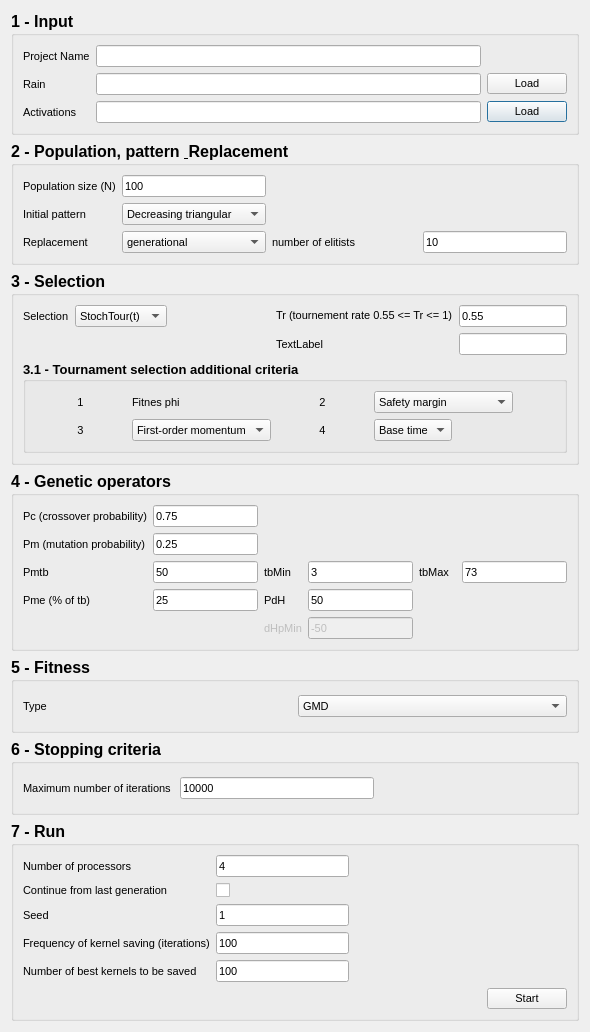
First picture: the form in dialog.ui, repository alessioderango/SAKe, before the edit.
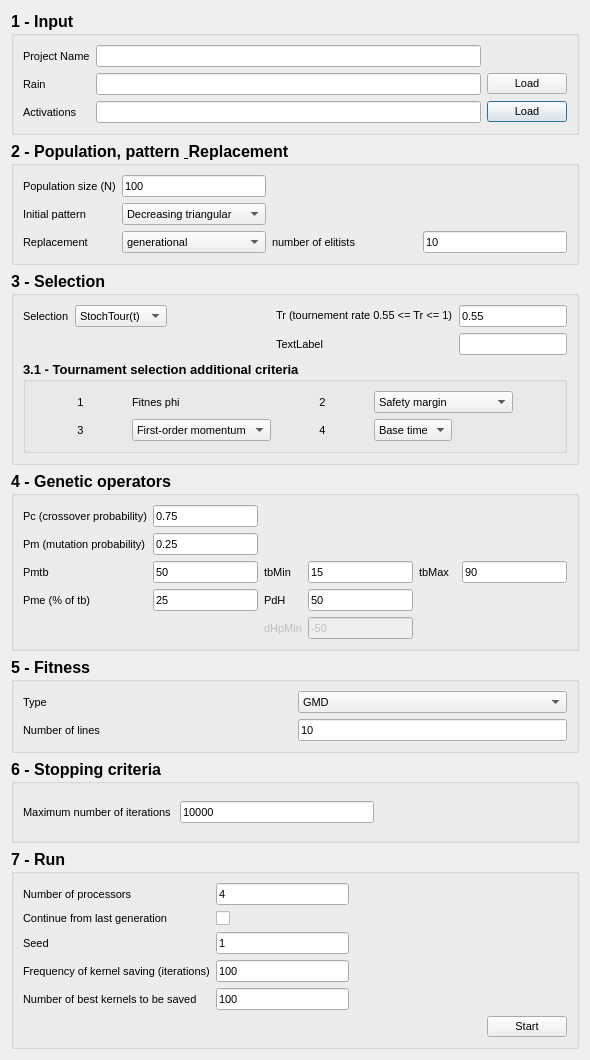
Second picture: the form after the edit.

```diff
--- a/dialog.ui
+++ b/dialog.ui
@@ -10,7 +10,7 @@
     <x>0</x>
     <y>0</y>
     <width>590</width>
-    <height>1032</height>
+    <height>1060</height>
    </rect>
   </property>
   <property name="sizePolicy">
@@ -728,7 +728,7 @@
              </font>
             </property>
             <property name="text">
-             <string>73</string>
+             <string>90</string>
             </property>
            </widget>
           </item>
@@ -756,7 +756,7 @@
              </font>
             </property>
             <property name="text">
-             <string>3</string>
+             <string>15</string>
             </property>
            </widget>
           </item>
@@ -1012,6 +1012,40 @@
             </property>
            </widget>
           </item>
+          <item row="1" column="1">
+           <widget class="QLineEdit" name="lineEditNumberOfLines">
+            <property name="sizePolicy">
+             <sizepolicy hsizetype="Preferred" vsizetype="Fixed">
+              <horstretch>0</horstretch>
+              <verstretch>0</verstretch>
+             </sizepolicy>
+            </property>
+            <property name="font">
+             <font>
+              <pointsize>8</pointsize>
+              <weight>50</weight>
+              <bold>false</bold>
+             </font>
+            </property>
+            <property name="text">
+             <string>10</string>
+            </property>
+           </widget>
+          </item>
+          <item row="1" column="0">
+           <widget class="QLabel" name="labelNumberOfLines">
+            <property name="font">
+             <font>
+              <pointsize>8</pointsize>
+              <weight>50</weight>
+              <bold>false</bold>
+             </font>
+            </property>
+            <property name="text">
+             <string>Number of lines</string>
+            </property>
+           </widget>
+          </item>
          </layout>
         </item>
        </layout>
```
